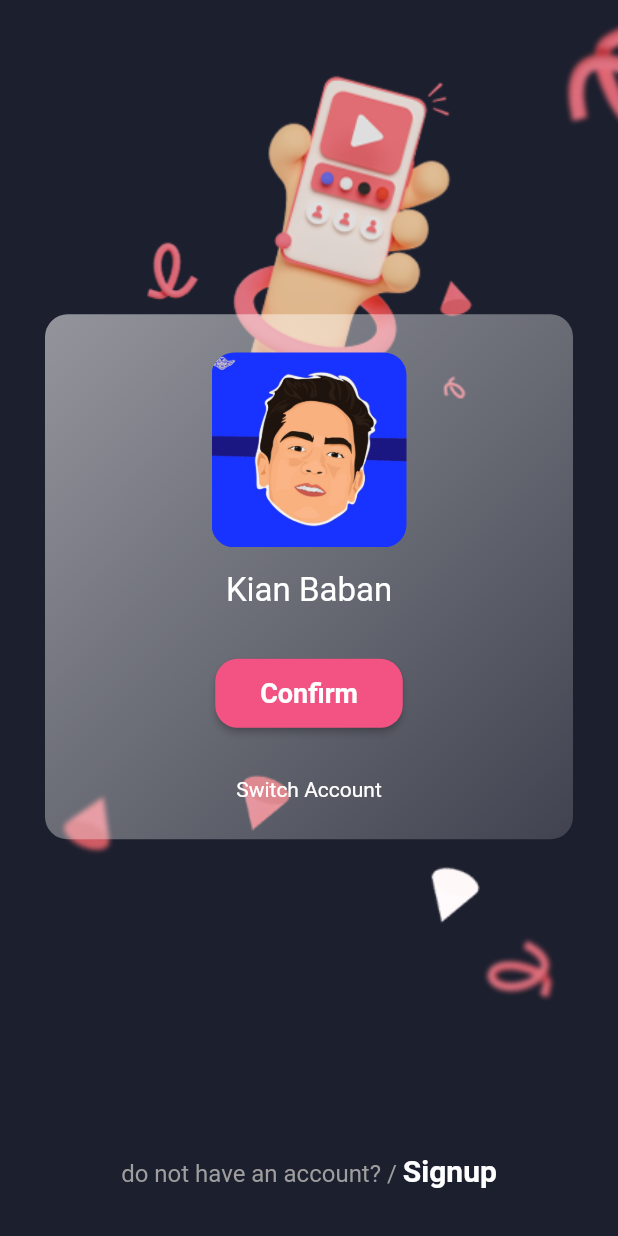
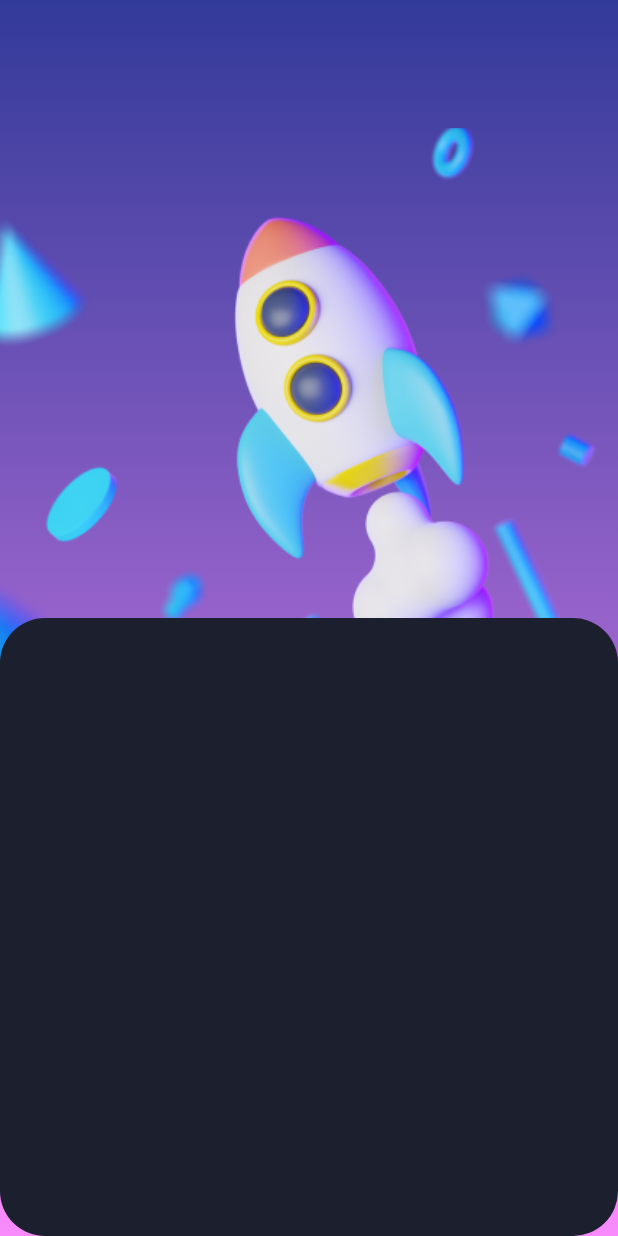
Before and after one commit to floKianB/instagram-Flutter, a Flutter app: the screen it shows after launch, on a phone screen of 412 x 824 dp. Run offline on Flutter 3.47's test engine with Material 2 defaults, Android fonts, the phone set to English and light mode, and no system bars.

Commit message:
login page based is done + just add inputs

```diff
--- /dev/null
+++ b/lib/login.dart
@@ -0,0 +1,55 @@
+import 'package:flutter/material.dart';
+class Login extends StatefulWidget {
+  Login({Key? key}) : super(key: key);
+
+  @override
+  State<Login> createState() => _LoginState();
+}
+
+class _LoginState extends State<Login> {
+  @override
+  Widget build(BuildContext context) {
+    return Container(
+      decoration: BoxDecoration(
+        gradient: LinearGradient(
+          begin: Alignment.topCenter,
+          end: Alignment.bottomCenter,
+          colors: <Color> [
+            Color(0xff323A99),
+            Color(0xffF98BFC)
+          ],
+        ),
+      ),
+      child: Scaffold(
+        backgroundColor: Colors.transparent,
+        body: Stack(
+          children: [
+            Container(
+              padding: EdgeInsets.fromLTRB(0, 85, 0, 0),
+              child: Image.asset('images/rocket.png'),
+            ),
+            Column(
+              children: [
+                Expanded(
+                  child: SizedBox(),
+                ),
+                Expanded(
+                  child: Container(
+                    decoration: BoxDecoration(
+                      color: Color(0xff1C1F2E),
+                      borderRadius: BorderRadius.circular(30)
+                    ),
+                  ),
+                )
+              ]
+            )
+          ]
+        )
+
+
+
+        ),
+    );
+  }
+
+}
--- a/lib/main.dart
+++ b/lib/main.dart
@@ -1,6 +1,8 @@
 import 'package:flutter/material.dart';
+import 'package:instagram/login.dart';
 import 'splashScreen.dart';
 import 'savedLoginPage.dart';
+import 'login.dart';
 void main() {
   runApp(Application());
 }
@@ -12,7 +14,7 @@ class Application extends StatelessWidget {
   Widget build(BuildContext context) {
     return MaterialApp(
       debugShowCheckedModeBanner: false,
-      home: savedLoginPage(),
+      home: Login(),
     );
   }
 }
--- a/lib/savedLoginPage.dart
+++ b/lib/savedLoginPage.dart
@@ -16,7 +16,7 @@ class _savedLoginPageState extends State<savedLoginPage> {
         child: Column(
           children: [
             Expanded(
-              flex: 14,
+              flex: 11,
               child: Container(
                 child: Stack(
                   children: [
@@ -56,7 +56,8 @@ class _savedLoginPageState extends State<savedLoginPage> {
                               'Kian Baban',
                               style: TextStyle(
                                 color: Colors.white,
-                                fontSize: 22,
+                                fontSize: 24,
+                                fontWeight: FontWeight.w600,
                               ),
                             ),
                             SizedBox(
```
Also changed, not shown: images/rocket.png (added).
